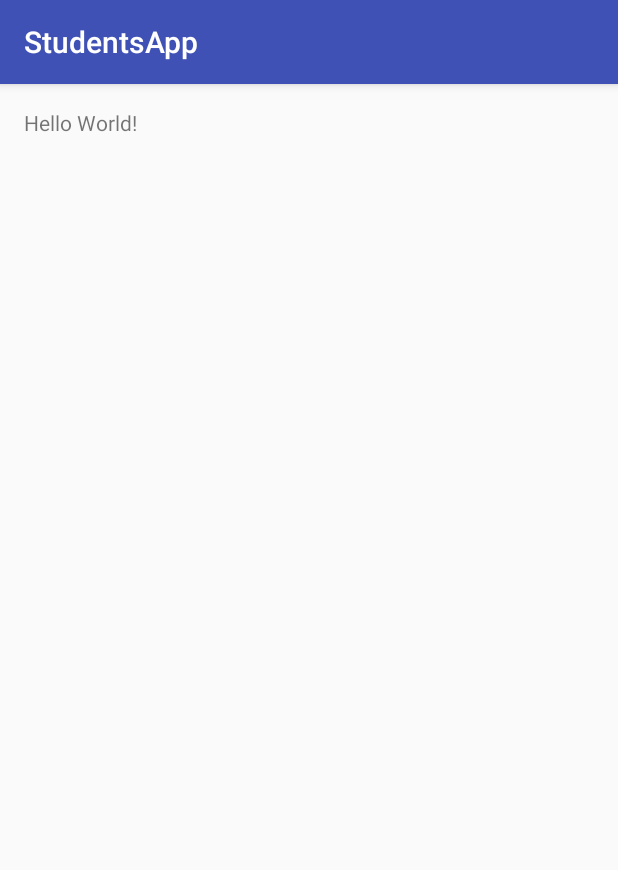
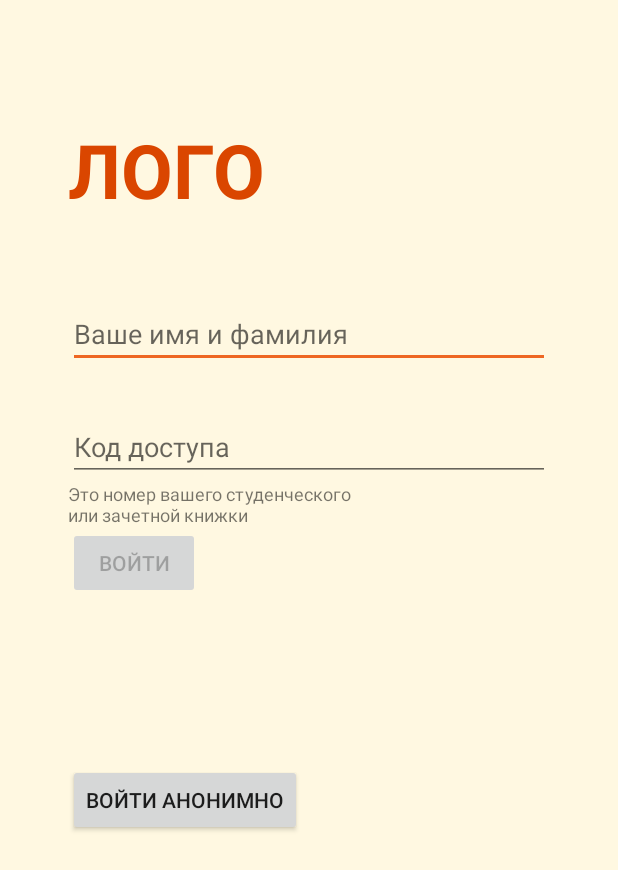
Before and after one commit to AlexanderZerg13/StudentsApp, an Android app: the screen it shows after launch (MainActivity), on a phone screen of 412 x 824 dp. Shown: the top 870 px of the screen. Run offline under Robolectric (Android 15) with nearby library versions, the light colour scheme and no system bars.

Commit message:
Login page 1_1 in progress

```diff
--- /dev/null
+++ b/app/src/main/java/com/example/pilipenko/studentsapp/LoginFragment.java
@@ -0,0 +1,21 @@
+package com.example.pilipenko.studentsapp;
+
+import android.os.Bundle;
+import android.support.v4.app.Fragment;
+import android.view.LayoutInflater;
+import android.view.View;
+import android.view.ViewGroup;
+
+public class LoginFragment extends Fragment {
+
+    @Override
+    public void onCreate(Bundle savedInstanceState) {
+        super.onCreate(savedInstanceState);
+    }
+
+    @Override
+    public View onCreateView(LayoutInflater inflater, ViewGroup container, Bundle savedInstanceState) {
+        View v = inflater.inflate(R.layout.fragment_login, container, false);
+        return v;
+    }
+}
--- a/app/src/main/java/com/example/pilipenko/studentsapp/MainActivity.java
+++ b/app/src/main/java/com/example/pilipenko/studentsapp/MainActivity.java
@@ -1,5 +1,7 @@
 package com.example.pilipenko.studentsapp;
 
+import android.support.v4.app.Fragment;
+import android.support.v4.app.FragmentManager;
 import android.support.v7.app.AppCompatActivity;
 import android.os.Bundle;
 
@@ -9,5 +11,15 @@ public class MainActivity extends AppCompatActivity {
     protected void onCreate(Bundle savedInstanceState) {
         super.onCreate(savedInstanceState);
         setContentView(R.layout.activity_main);
+
+        FragmentManager fm = getSupportFragmentManager();
+        Fragment fragment = fm.findFragmentById(R.id.fragmentContainer);
+
+        if (fragment == null) {
+            fragment = new LoginFragment();
+            fm.beginTransaction()
+                    .add(R.id.fragmentContainer, fragment)
+                    .commit();
+        }
     }
 }
--- a/app/src/main/res/layout/activity_main.xml
+++ b/app/src/main/res/layout/activity_main.xml
@@ -1,17 +1,6 @@
 <?xml version="1.0" encoding="utf-8"?>
-<RelativeLayout
+<FrameLayout
     xmlns:android="http://schemas.android.com/apk/res/android"
-    xmlns:tools="http://schemas.android.com/tools"
+    android:id="@+id/fragmentContainer"
     android:layout_width="match_parent"
-    android:layout_height="match_parent"
-    android:paddingBottom="@dimen/activity_vertical_margin"
-    android:paddingLeft="@dimen/activity_horizontal_margin"
-    android:paddingRight="@dimen/activity_horizontal_margin"
-    android:paddingTop="@dimen/activity_vertical_margin"
-    tools:context="com.example.pilipenko.studentsapp.MainActivity">
-
-    <TextView
-        android:layout_width="wrap_content"
-        android:layout_height="wrap_content"
-        android:text="Hello World!"/>
-</RelativeLayout>
+    android:layout_height="match_parent"/>
--- /dev/null
+++ b/app/src/main/res/layout/fragment_login.xml
@@ -0,0 +1,62 @@
+<?xml version="1.0" encoding="utf-8"?>
+<RelativeLayout xmlns:android="http://schemas.android.com/apk/res/android"
+                android:layout_width="match_parent"
+                android:layout_height="match_parent"
+                android:background="@color/colorLogoBackground"
+                android:orientation="vertical"
+                android:paddingLeft="45dp"
+                android:paddingRight="45dp"
+                android:paddingTop="79dp">
+
+    <TextView
+        android:id="@+id/fragment_login_logo"
+        android:layout_width="wrap_content"
+        android:layout_height="wrap_content"
+        android:text="ЛОГО"
+        android:textColor="@color/colorLogo"
+        android:textSize="50sp"
+        android:textStyle="bold"/>
+
+    <EditText
+        android:id="@+id/fragment_login_et_name"
+        android:layout_width="match_parent"
+        android:layout_height="wrap_content"
+        android:layout_below="@id/fragment_login_logo"
+        android:layout_marginTop="53dp"
+        android:hint="Ваше имя и фамилия"/>
+
+    <EditText
+        android:id="@+id/fragment_login_et_password"
+        android:layout_width="match_parent"
+        android:layout_height="wrap_content"
+        android:layout_below="@id/fragment_login_et_name"
+        android:layout_marginTop="30dp"
+        android:hint="Код доступа"/>
+
+    <TextView
+        android:id="@+id/fragment_login_tv_describe"
+        android:layout_width="match_parent"
+        android:layout_height="wrap_content"
+        android:layout_below="@id/fragment_login_et_password"
+        android:singleLine="false"
+        android:text="@string/fragment_login_tv_describe"
+        android:textSize="12sp"/>
+
+    <Button
+        android:id="@+id/fragment_login_btn_enter"
+        android:layout_below="@id/fragment_login_tv_describe"
+        android:layout_width="wrap_content"
+        android:layout_height="wrap_content"
+        android:enabled="false"
+        android:text="@string/fragment_login_btn_enter"/>
+
+    <Button
+        android:id="@+id/fragment_login_btn_enter_anon"
+        android:layout_below="@id/fragment_login_btn_enter"
+        android:layout_width="wrap_content"
+        android:layout_height="wrap_content"
+        android:layout_marginTop="110dp"
+        android:enabled="true"
+        android:text="@string/fragment_login_btn_enter_anon"/>
+
+</RelativeLayout>
--- a/app/src/main/res/values/colors.xml
+++ b/app/src/main/res/values/colors.xml
@@ -1,6 +1,9 @@
 <?xml version="1.0" encoding="utf-8"?>
 <resources>
-    <color name="colorPrimary">#3F51B5</color>
-    <color name="colorPrimaryDark">#303F9F</color>
-    <color name="colorAccent">#FF4081</color>
+    <color name="colorPrimary">#ffd879</color>
+    <color name="colorPrimaryDark">#B29654</color>
+    <color name="colorAccent">#ee6723</color>
+
+    <color name="colorLogoBackground">#fff8e1</color>
+    <color name="colorLogo">#da4600</color>
 </resources>
--- a/app/src/main/res/values/strings.xml
+++ b/app/src/main/res/values/strings.xml
@@ -1,3 +1,7 @@
 <resources>
     <string name="app_name">StudentsApp</string>
+
+    <string name="fragment_login_tv_describe">"Это номер вашего студенческого\nили зачетной книжки"</string>
+    <string name="fragment_login_btn_enter">Войти</string>
+    <string name="fragment_login_btn_enter_anon">Войти анонимно</string>
 </resources>
--- a/app/src/main/res/values/styles.xml
+++ b/app/src/main/res/values/styles.xml
@@ -1,7 +1,7 @@
 <resources>
 
     <!-- Base application theme. -->
-    <style name="AppTheme" parent="Theme.AppCompat.Light.DarkActionBar">
+    <style name="AppTheme" parent="Theme.AppCompat.Light.NoActionBar">
         <!-- Customize your theme here. -->
         <item name="colorPrimary">@color/colorPrimary</item>
         <item name="colorPrimaryDark">@color/colorPrimaryDark</item>
```
